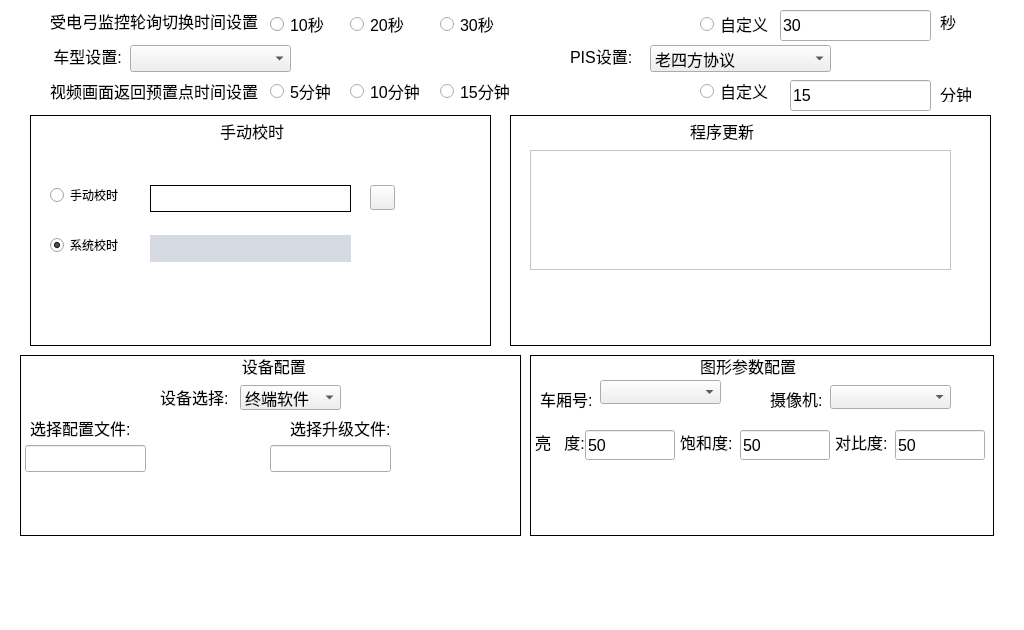
Old version of the form devupdatewidget.ui in the repository 1157889734/monitor_clent.
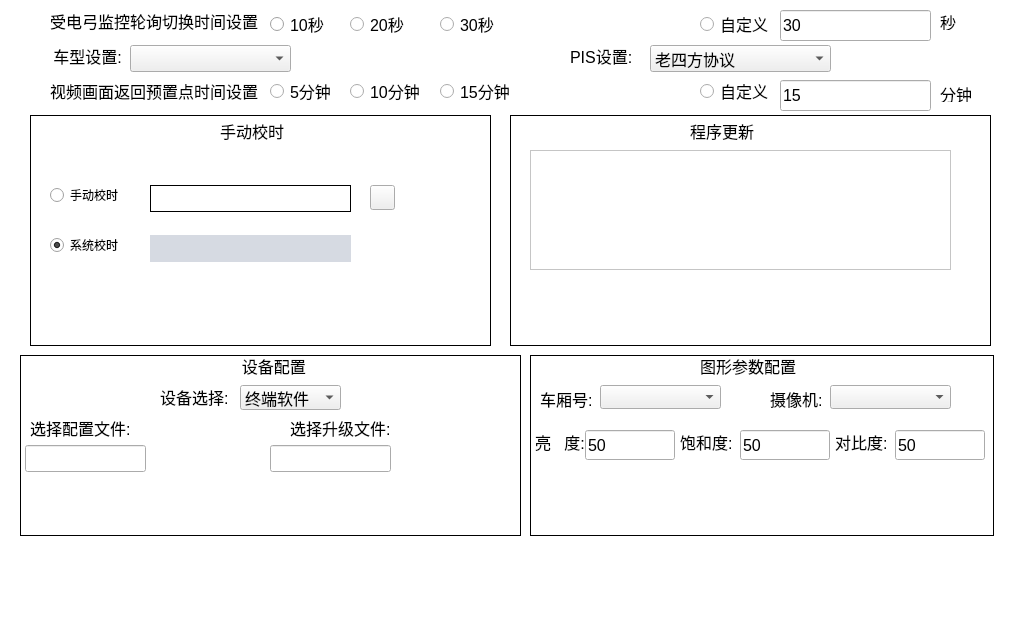
New version of the form. Icons and pictures are not drawn.

Commit message: 校时时间修改

```diff
--- a/devupdatewidget.ui
+++ b/devupdatewidget.ui
@@ -454,9 +454,9 @@
   <widget class="QLineEdit" name="presetReturnTimeSetLineEdit">
    <property name="geometry">
     <rect>
-     <x>790</x>
+     <x>780</x>
      <y>80</y>
-     <width>141</width>
+     <width>151</width>
      <height>31</height>
     </rect>
    </property>
@@ -658,7 +658,7 @@
     <property name="geometry">
      <rect>
       <x>580</x>
-      <y>265</y>
+      <y>270</y>
       <width>121</width>
       <height>24</height>
      </rect>
```
The commit also changes 2 other files.
